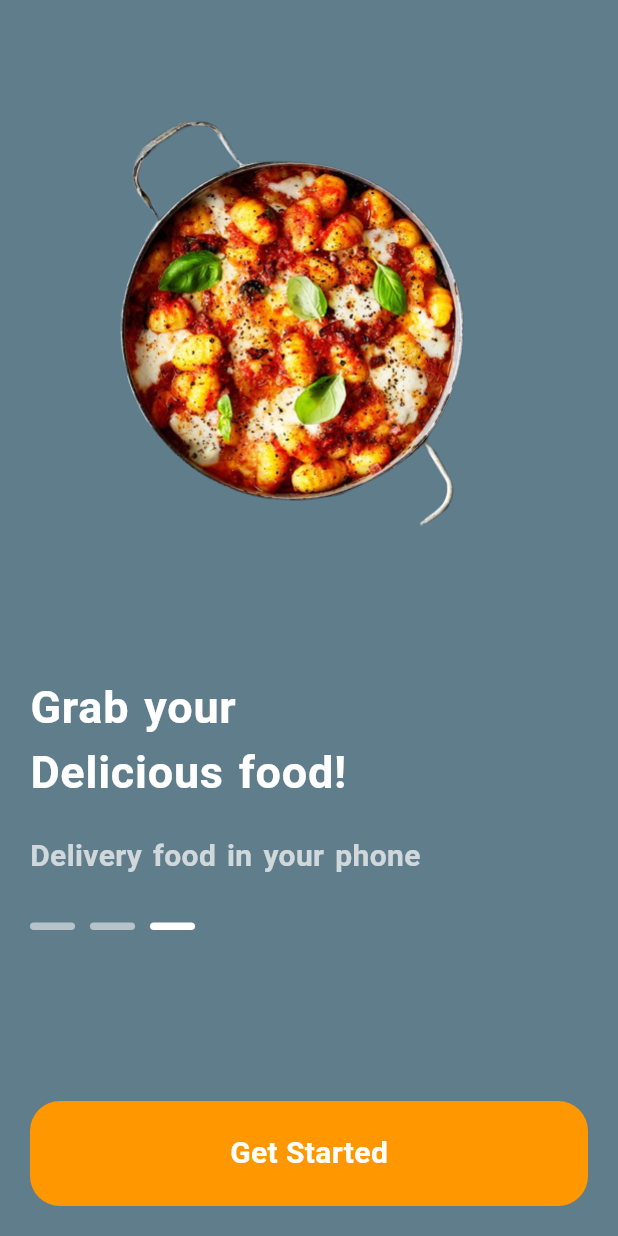
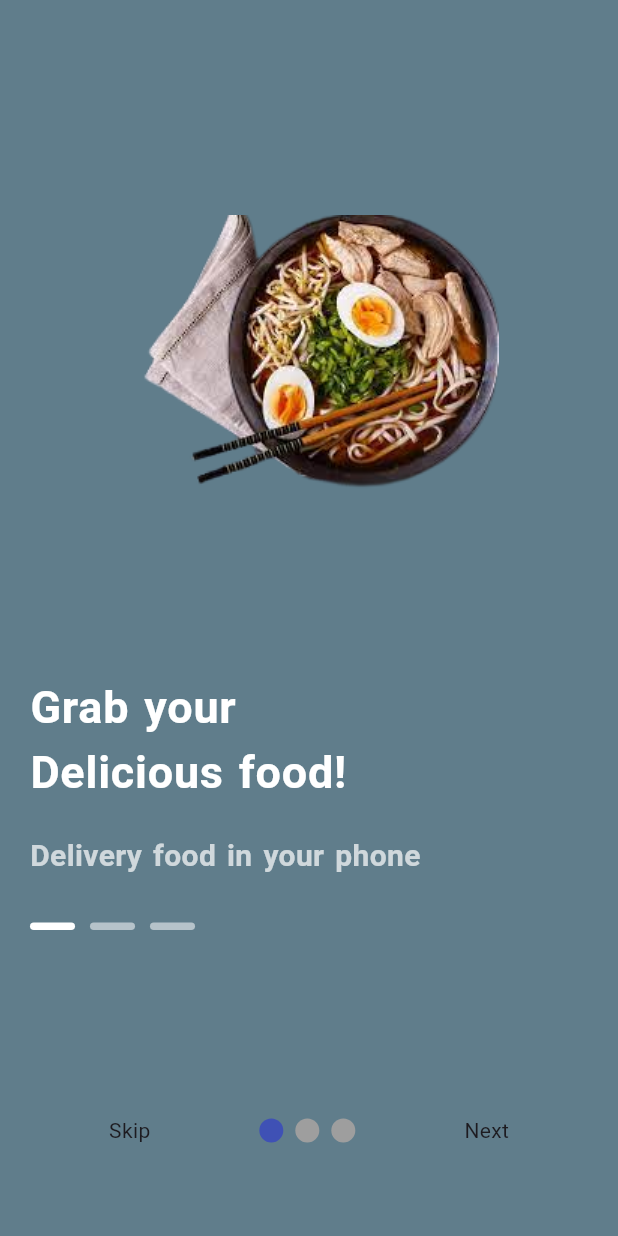
Before and after one commit to foysal012/Food-Delivery-Application, a Flutter app: the screen it shows after launch, on a phone screen of 412 x 824 dp. Run offline on Flutter 3.47's test engine with Material 2 defaults, Android fonts, the phone set to English and light mode, and no system bars; drawn by our look-alikes of smooth_page_indicator; our stand-ins replace date_format, firebase_auth, firebase_core, fluttertoast, google_fonts; accounts and stored records are empty; generated files the repository leaves out were written again.

Commit message:
IntroDuction screen and color changing complete, and Theme changer trial purpages but not fully inplemented, akta issue bad e baki sob mutamuti complete insha allah otaw fix korbo

```diff
--- a/lib/main.dart
+++ b/lib/main.dart
@@ -9,6 +9,7 @@ import 'package:food_delivery_app/screen/authentication/signin_page_screen.dart'
 import 'package:food_delivery_app/screen/authentication/signup_page_screen.dart';
 import 'package:food_delivery_app/screen/bottomnavbar/bottomnavigationbar_screen.dart';
 import 'package:food_delivery_app/screen/home_page_screen.dart';
+import 'package:food_delivery_app/screen/introduction/introduction_page_screen.dart';
 import 'package:food_delivery_app/screen/introduction/introduction_page_screen1.dart';
 import 'package:food_delivery_app/screen/messageing_page_screen.dart';
 import 'package:food_delivery_app/screen/my_cart_page_screen.dart';
@@ -105,6 +106,7 @@ class MyApp extends StatelessWidget {
             //home: SignUpPageScreen(),
             //home: ForgetPasswordPageScreen(),
             home: SpalashScreen1(),
+            //home: IntroductionPageScreen(),
           );
         });
       })
--- /dev/null
+++ b/lib/screen/introduction/introduction_page_screen.dart
@@ -0,0 +1,113 @@
+import 'dart:async';
+
+import 'package:firebase_auth/firebase_auth.dart';
+import 'package:flutter/material.dart';
+import 'package:food_delivery_app/screen/authentication/signin_page_screen.dart';
+import 'package:food_delivery_app/screen/home_page_screen.dart';
+import 'package:food_delivery_app/screen/introduction/introduction_page_screen1.dart';
+import 'package:food_delivery_app/screen/introduction/introduction_page_screen2.dart';
+import 'package:food_delivery_app/screen/introduction/introduction_page_screen3.dart';
+import 'package:smooth_page_indicator/smooth_page_indicator.dart';
+
+class IntroductionPageScreen extends StatefulWidget {
+  const IntroductionPageScreen({Key? key}) : super(key: key);
+
+  @override
+  State<IntroductionPageScreen> createState() => _IntroductionPageScreenState();
+}
+
+class _IntroductionPageScreenState extends State<IntroductionPageScreen> {
+
+  PageController _controller = PageController();
+
+
+  void onLogin() {
+    FirebaseAuth _auth = FirebaseAuth.instance;
+    final user =  _auth.currentUser;
+
+    if(user?.uid == null){
+      //Timer(Duration(milliseconds: 100), () {
+      Navigator.of(context).push(MaterialPageRoute(builder: (context) => SignInPageScreen()));
+
+        print("Foysal");
+     // });
+    } else {
+      //Timer(Duration(milliseconds: 100), () {
+      print("Joarder");
+      Navigator.of(context).push(MaterialPageRoute(builder: (context) => HomePageScreen()));
+      // });
+    }
+    // setState(() {
+    //
+    // });
+
+  }
+
+  bool onLastPage = false;
+
+  @override
+  Widget build(BuildContext context) {
+    return Scaffold(
+
+      body: Stack(
+        children: [
+          PageView(
+            controller: _controller,
+            onPageChanged: (index){
+              setState(() {
+                onLastPage = (index == 2);
+              });
+            },
+            children: [
+                  IntroductionPageScreen1(),
+                  IntroDuctionPageScreen2(),
+                  IntroductionPageScreen3(),
+            ],
+          ),
+
+          Container(
+              alignment: Alignment(0, 0.85),
+              child: Row(
+                mainAxisAlignment: MainAxisAlignment.spaceEvenly,
+                children: [
+
+                  InkWell(
+                      onTap:(){
+                        _controller.jumpToPage(2);
+                      },
+                      child: Text("Skip")
+                  ),
+
+                  SmoothPageIndicator(controller: _controller, count: 3),
+
+                  onLastPage == true ?
+                      InkWell(
+                          onTap: (){
+                            _controller.nextPage(
+                                duration: Duration(milliseconds: 500),
+                                curve: Curves.easeIn
+                            );
+
+                            //Navigator.of(context).push(MaterialPageRoute(builder: (context)=> SignInPageScreen()));
+                            onLogin();
+                            print("Hello");
+                          },
+                          child: Text("Done")
+                      )
+            :
+        InkWell(
+        onTap: (){
+      _controller.nextPage(
+          duration: Duration(milliseconds: 500),
+          curve: Curves.easeIn
+      );
+    },
+    child: Text("Next")
+    ),
+                ],
+              )),
+        ],
+      )
+    );
+  }
+}
--- a/lib/screen/introduction/introduction_page_screen3.dart
+++ b/lib/screen/introduction/introduction_page_screen3.dart
@@ -1,5 +1,10 @@
+import 'dart:async';
+
+import 'package:firebase_auth/firebase_auth.dart';
 import 'package:flutter/material.dart';
+import 'package:food_delivery_app/screen/authentication/signin_page_screen.dart';
 import 'package:food_delivery_app/screen/bottomnavbar/bottomnavigationbar_screen.dart';
+import 'package:food_delivery_app/screen/home_page_screen.dart';
 
 class IntroductionPageScreen3 extends StatefulWidget {
   const IntroductionPageScreen3({Key? key}) : super(key: key);
@@ -9,6 +14,30 @@ class IntroductionPageScreen3 extends StatefulWidget {
 }
 
 class _IntroductionPageScreen3State extends State<IntroductionPageScreen3> {
+
+  // void onLogin(){
+  //   FirebaseAuth _auth = FirebaseAuth.instance;
+  //   final user = _auth.currentUser;
+  //
+  //   if(user!.uid != null){
+  //     Timer(Duration(milliseconds: 100), () {
+  //       Navigator.of(context).push(MaterialPageRoute(builder: (context) => HomePageScreen()));
+  //     });
+  //   } else if(user.uid == null){
+  //     Timer(Duration(milliseconds: 100), () {
+  //       Navigator.of(context).push(MaterialPageRoute(builder: (context) => SignInPageScreen()));
+  //     });
+  //   }
+  //
+  // }
+  //
+  // @override
+  // void initState() {
+  //   // TODO: implement initState
+  //   onLogin();
+  //   super.initState();
+  // }
+
   @override
   Widget build(BuildContext context) {
     return Scaffold(
@@ -113,28 +142,28 @@ class _IntroductionPageScreen3State extends State<IntroductionPageScreen3> {
 
             Spacer(),
 
-            InkWell(
-              onTap: (){
-                Navigator.of(context).push(MaterialPageRoute(builder: (context) => BottomNavigationBarPageScreen()));
-              },
-              child: Container(
-                height: 70,
-                width: double.infinity,
-                decoration: BoxDecoration(
-                  color: Colors.orange,
-                  borderRadius: BorderRadius.circular(20),
-                ),
-                child: const Center(
-                  child: Text("Get Started",
-                    style: TextStyle(
-                        fontWeight: FontWeight.bold,
-                        color: Colors.white,
-                        fontSize: 20
-                    ),
-                  ),
-                ),
-              ),
-            )
+            // InkWell(
+            //   onTap: (){
+            //     Navigator.of(context).push(MaterialPageRoute(builder: (context) => BottomNavigationBarPageScreen()));
+            //   },
+            //   child: Container(
+            //     height: 55,
+            //     width: double.infinity,
+            //     decoration: BoxDecoration(
+            //       color: Colors.orange,
+            //       borderRadius: BorderRadius.circular(20),
+            //     ),
+            //     child: const Center(
+            //       child: Text("Get Started",
+            //         style: TextStyle(
+            //             fontWeight: FontWeight.bold,
+            //             color: Colors.white,
+            //             fontSize: 20
+            //         ),
+            //       ),
+            //     ),
+            //   ),
+            // )
           ],
         ),
       ),
--- a/lib/screen/splashscreen/splashscreen.dart
+++ b/lib/screen/splashscreen/splashscreen.dart
@@ -1,4 +1,5 @@
 import 'package:flutter/material.dart';
+import 'package:food_delivery_app/screen/introduction/introduction_page_screen.dart';
 import 'package:food_delivery_app/screen/introduction/introduction_page_screen1.dart';
 import 'package:google_fonts/google_fonts.dart';
 
@@ -15,7 +16,7 @@ class _SpalashScreen1State extends State<SpalashScreen1> {
   void initState() {
     // TODO: implement initState
     Future.delayed(Duration(seconds: 2),(){
-      Navigator.of(context).push(MaterialPageRoute(builder: (context)=> IntroductionPageScreen1()));
+      Navigator.of(context).push(MaterialPageRoute(builder: (context)=> IntroductionPageScreen()));
     });
     super.initState();
   }
--- a/pubspec.yaml
+++ b/pubspec.yaml
@@ -39,6 +39,8 @@ dependencies:
   firebase_core: ^2.17.0
   fluttertoast: ^8.2.2
   google_fonts: ^6.1.0
+  introduction_screen: ^3.1.12
+  smooth_page_indicator: ^1.1.0
   date_format: ^2.0.7
   provider: ^6.0.5
   intl:
```
Also changed, not shown: lib/screen/authentication/forget_password_page_screen.dart (+4 -4 lines), lib/screen/authentication/signin_page_screen.dart (+8 -8 lines), lib/screen/authentication/signup_page_screen.dart (+11 -11 lines), lib/screen/introduction/introduction_page_screen1.dart (+30 -30 lines), lib/screen/introduction/introduction_page_screen2.dart (+30 -30 lines), pubspec.lock.
